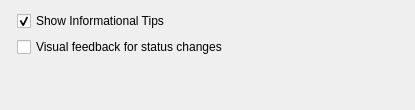
Old version of the form kcms/workspaceoptions/mainpage.ui in the repository Sonic-DE/sonic-desktop-interface.
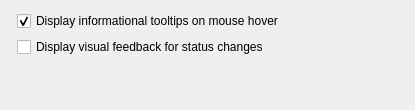
New version of the form.

Diff of the .ui file:
```diff
--- a/kcms/workspaceoptions/mainpage.ui
+++ b/kcms/workspaceoptions/mainpage.ui
@@ -17,7 +17,7 @@
    <item row="0" column="1">
     <widget class="QCheckBox" name="showToolTips">
      <property name="text">
-      <string>Show Informational Tips</string>
+      <string>Display informational tooltips on mouse hover</string>
      </property>
      <property name="checked">
       <bool>true</bool>
@@ -40,7 +40,7 @@
    <item row="1" column="1">
     <widget class="QCheckBox" name="showOsd">
      <property name="text">
-      <string>Visual feedback for status changes</string>
+      <string>Display visual feedback for status changes</string>
      </property>
     </widget>
    </item>
```
